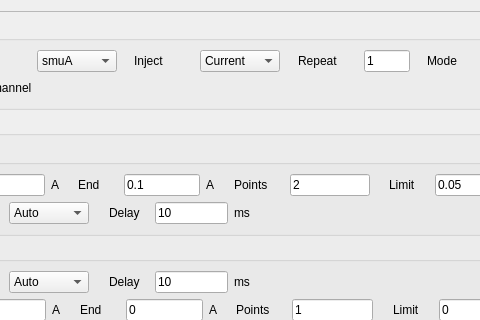
First picture: the form in plugins/sweep/sweep_settingsWidget.ui, repository pyIVLS/pyIVLS, before the edit; both pictures show x 122 to 602 and y 0 to 320 of the 1024 by 1028 pixel window.
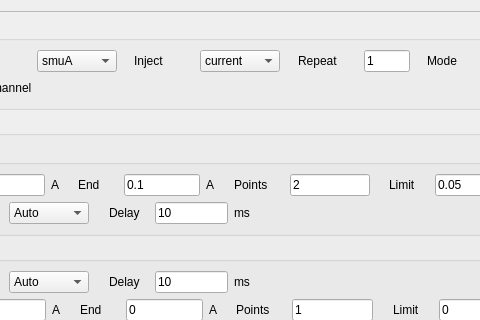
Second picture: the form after the edit.

```diff
--- a/plugins/sweep/sweep_settingsWidget.ui
+++ b/plugins/sweep/sweep_settingsWidget.ui
@@ -160,7 +160,7 @@
                 </property>
                 <item>
                  <property name="text">
-                  <string>Current</string>
+                  <string>current</string>
                  </property>
                 </item>
                 <item>
```
Left out of the diff: 68 changed lines with no effect on the pictures.
